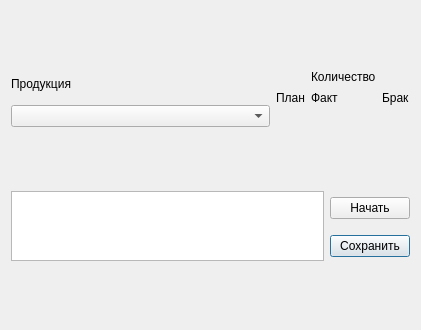
The window that dialog.ui (avovana/zebra_scanner_labeling) describes before a commit, drawn with Qt 5.
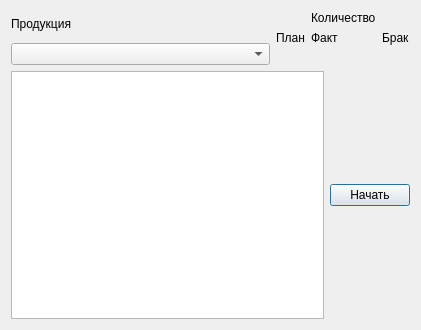
The same window after the commit.

Commit message: Used QTextEdit for scan status

The edit to the form file:
```diff
--- a/dialog.ui
+++ b/dialog.ui
@@ -14,28 +14,7 @@
    <string>Dialog</string>
   </property>
   <layout class="QGridLayout" name="gridLayout">
-   <item row="2" column="0" colspan="3">
-    <layout class="QGridLayout" name="gridLayout_3">
-     <item row="0" column="0" rowspan="2">
-      <widget class="QListView" name="listView"/>
-     </item>
-     <item row="1" column="1">
-      <widget class="QPushButton" name="pushButton_2">
-       <property name="text">
-        <string>Сохранить</string>
-       </property>
-      </widget>
-     </item>
-     <item row="0" column="1">
-      <widget class="QPushButton" name="pushButton">
-       <property name="text">
-        <string>Начать</string>
-       </property>
-      </widget>
-     </item>
-    </layout>
-   </item>
-   <item row="1" column="0" colspan="2">
+   <item row="1" column="1" colspan="2">
     <layout class="QVBoxLayout" name="verticalLayout">
      <item>
       <widget class="QLabel" name="label_5">
@@ -61,7 +40,7 @@
      </item>
     </layout>
    </item>
-   <item row="1" column="2">
+   <item row="1" column="3">
     <layout class="QGridLayout" name="gridLayout_2">
      <item row="1" column="0">
       <widget class="QLabel" name="label">
@@ -132,6 +111,20 @@
      </item>
     </layout>
    </item>
+   <item row="2" column="1" colspan="3">
+    <layout class="QGridLayout" name="gridLayout_3">
+     <item row="0" column="1">
+      <widget class="QPushButton" name="pushButton">
+       <property name="text">
+        <string>Начать</string>
+       </property>
+      </widget>
+     </item>
+     <item row="0" column="0">
+      <widget class="QTextEdit" name="textEdit"/>
+     </item>
+    </layout>
+   </item>
   </layout>
  </widget>
  <resources/>
```
The commit also changes 1 other file.
